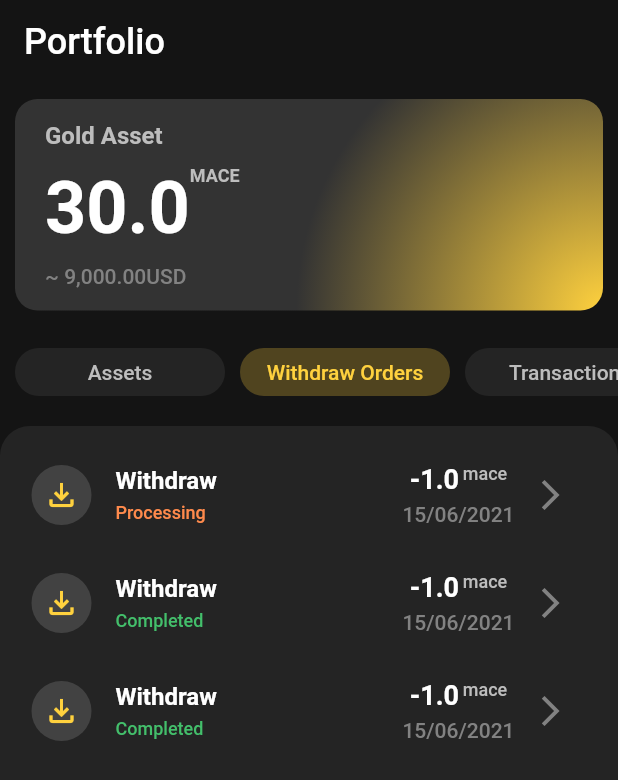
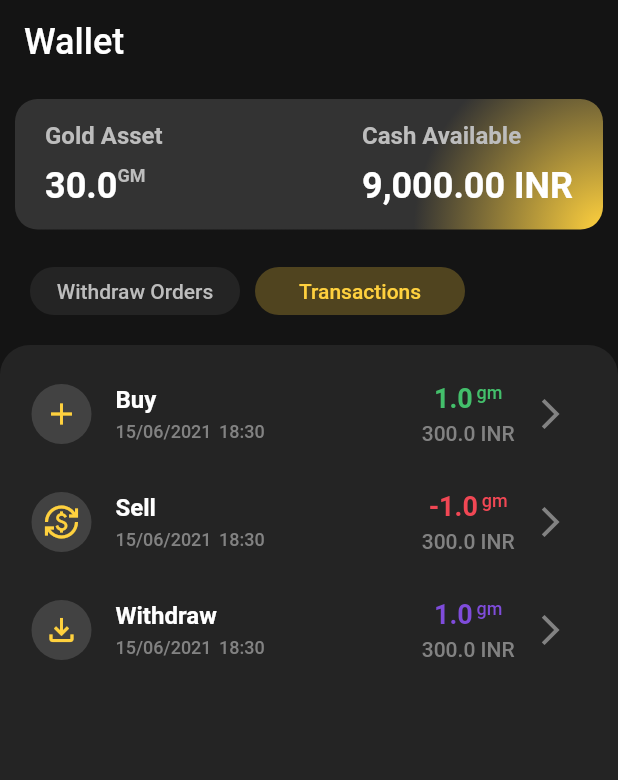
Before and after one commit to Satendra9984/Kanak_Marketplace_App, a Flutter app: the PortfolioHome screen opened directly, swiped to page 2, on a phone screen of 412 x 824 dp. Shown: the top 780 px of the screen. Run offline on Flutter 3.47's test engine with Material 2 defaults, Android fonts, the phone set to English and light mode, and no system bars; our stand-ins replace equatable, flutter_bloc, font_awesome_flutter; missing offline and left inert: amplify_auth_cognito, amplify_flutter.

Commit message:
reiteration1

```diff
--- a/lib/screens/buy/buy_completed.dart
+++ b/lib/screens/buy/buy_completed.dart
@@ -97,15 +97,16 @@ class BuyCompletedScreen extends StatelessWidget {
                     ),
                     const SizedBox(height: 25),
                     RowDetailWidget(
-                        title: 'Tx Type', value: buyOrderDetails.activityName),
+                        title: 'Transaction Type',
+                        value: buyOrderDetails.activityName),
                     const SizedBox(height: 25),
                     RowDetailWidget(
                         title: 'Price',
-                        value: '${buyOrderDetails.price} USD/mace'),
+                        value: '${buyOrderDetails.price} INR/gm'),
                     const SizedBox(height: 25),
                     RowDetailWidget(
                         title: 'Amount',
-                        value: '${buyOrderDetails.quantity} mace'),
+                        value: '${buyOrderDetails.quantity} gm'),
                   ],
                 ),
               ),
@@ -134,9 +135,10 @@ class BuyCompletedScreen extends StatelessWidget {
                     RowDetailWidget(
                         title: 'Equal',
                         value:
-                            '${buyOrderDetails.quantity * buyOrderDetails.price} USD'),
+                            '${buyOrderDetails.quantity * buyOrderDetails.price} INR'),
                     const SizedBox(height: 25),
-                    const RowDetailWidget(title: 'Method', value: 'Cash Wallet'),
+                    const RowDetailWidget(
+                        title: 'Method', value: 'Cash Wallet'),
                   ],
                 ),
               ),
--- a/lib/screens/buy/buy_confirmation.dart
+++ b/lib/screens/buy/buy_confirmation.dart
@@ -68,16 +68,16 @@ class BuyConfirmationScreen extends StatelessWidget {
                       ),
                       const SizedBox(height: 25),
                       RowDetailWidget(
-                          title: 'Tx Type',
+                          title: 'Transaction Type',
                           value: buyOrderDetails.activityName),
                       const SizedBox(height: 25),
                       RowDetailWidget(
                           title: 'Price',
-                          value: '${buyOrderDetails.price} USD/mace'),
+                          value: '${buyOrderDetails.price} INR/gm'),
                       const SizedBox(height: 25),
                       RowDetailWidget(
                           title: 'Amount',
-                          value: '${buyOrderDetails.quantity} mace'),
+                          value: '${buyOrderDetails.quantity} gm'),
                     ],
                   ),
                 ),
@@ -106,7 +106,7 @@ class BuyConfirmationScreen extends StatelessWidget {
                       RowDetailWidget(
                           title: 'Equal',
                           value:
-                              '${buyOrderDetails.quantity * buyOrderDetails.price} USD'),
+                              '${buyOrderDetails.quantity * buyOrderDetails.price} INR'),
                       const SizedBox(height: 25),
                       const RowDetailWidget(
                           title: 'Method', value: 'Cash Wallet'),
--- a/lib/screens/home_screen.dart
+++ b/lib/screens/home_screen.dart
@@ -31,10 +31,7 @@ class _HomeScreenState extends State<HomeScreen> {
       body: PageView(
         physics: const NeverScrollableScrollPhysics(),
         controller: _pageController,
-        children: const [
-          DashboardScreen(),
-          PortfolioHome()
-        ],
+        children: const [DashboardScreen(), PortfolioHome()],
         onPageChanged: (int index) {},
       ),
       floatingActionButton: Container(
@@ -252,7 +249,7 @@ class _HomeScreenState extends State<HomeScreen> {
                   ),
                 ),
                 title: Text(
-                  'Withdraw',
+                  'Convert To Physical Asset',
                   style: TextStyle(
                     color: text500,
                     fontSize: heading2,
--- a/lib/screens/portfolio/portfolio_home.dart
+++ b/lib/screens/portfolio/portfolio_home.dart
@@ -13,7 +13,7 @@ class PortfolioHome extends StatefulWidget {
 }
 
 class _PortfolioHomeState extends State<PortfolioHome> {
-  int _currentTabNumber = 0;
+  int _currentTabNumber = 1;
   late PageController _pageController;
 
   @override
@@ -30,7 +30,7 @@ class _PortfolioHomeState extends State<PortfolioHome> {
         elevation: 0.0,
         backgroundColor: background,
         title: const Text(
-          'Portfolio',
+          'Wallet',
           style: TextStyle(
             color: Colors.white,
             fontSize: 24,
@@ -58,7 +58,11 @@ class _PortfolioHomeState extends State<PortfolioHome> {
                 ],
               ),
             ),
-            child: Column(
+            child: Row(
+              crossAxisAlignment: CrossAxisAlignment.start,
+              mainAxisAlignment: MainAxisAlignment.spaceBetween,
+              children: [
+                Column(
                   crossAxisAlignment: CrossAxisAlignment.start,
                   mainAxisSize: MainAxisSize.min,
                   children: [
@@ -77,13 +81,13 @@ class _PortfolioHomeState extends State<PortfolioHome> {
                         Text(
                           '30.0',
                           style: TextStyle(
-                        fontSize: 48,
+                            fontSize: heading1,
                             color: text500,
                             fontWeight: FontWeight.w600,
                           ),
                         ),
                         Text(
-                      'MACE',
+                          'GM',
                           style: TextStyle(
                             fontSize: caption,
                             color: text400,
@@ -92,14 +96,33 @@ class _PortfolioHomeState extends State<PortfolioHome> {
                         ),
                       ],
                     ),
+                  ],
+                ),
+                Column(
+                  mainAxisAlignment: MainAxisAlignment.start,
+                  crossAxisAlignment: CrossAxisAlignment.start,
+                  mainAxisSize: MainAxisSize.min,
+                  children: [
+                    Text(
+                      'Cash Available',
+                      style: TextStyle(
+                        color: text400,
+                        fontSize: body1,
+                        fontWeight: FontWeight.w600,
+                      ),
+                    ),
+                    // const SizedBox(height: 10),
+
                     const SizedBox(height: 10),
                     Text(
-                  '~ 9,000.00USD',
+                      '9,000.00 INR',
                       style: TextStyle(
-                    color: text300,
-                    fontSize: body2,
-                    fontWeight: FontWeight.w500,
+                        color: text500,
+                        fontSize: heading1,
+                        fontWeight: FontWeight.w600,
                       ),
+                    ),
+                  ],
                 ),
               ],
             ),
@@ -115,39 +138,39 @@ class _PortfolioHomeState extends State<PortfolioHome> {
               mainAxisAlignment: MainAxisAlignment.center,
               crossAxisAlignment: CrossAxisAlignment.center,
               children: [
+                // TabForDashboard(
+                //   currentTabNumber: _currentTabNumber,
+                //   label: 'Assets',
+                //   tabNumber: 0,
+                //   onPressed: () {
+                //     setState(() {
+                //       _currentTabNumber = 0;
+                //     });
+                //     _pageController.jumpToPage(_currentTabNumber);
+                //   },
+                // ),
+                const SizedBox(width: 10),
                 TabForDashboard(
                   currentTabNumber: _currentTabNumber,
-                  label: 'Assets',
+                  label: 'Withdraw Orders',
                   tabNumber: 0,
                   onPressed: () {
                     setState(() {
                       _currentTabNumber = 0;
                     });
-                    _pageController.jumpToPage(_currentTabNumber);
-                  },
-                ),
-                const SizedBox(width: 10),
-                TabForDashboard(
-                  currentTabNumber: _currentTabNumber,
-                  label: 'Withdraw Orders',
-                  tabNumber: 1,
-                  onPressed: () {
-                    setState(() {
-                      _currentTabNumber = 1;
-                    });
-                    _pageController.jumpToPage(_currentTabNumber);
+                    _pageController.jumpToPage(0);
                   },
                 ),
                 const SizedBox(width: 10),
                 TabForDashboard(
                   currentTabNumber: _currentTabNumber,
                   label: 'Transactions',
-                  tabNumber: 2,
+                  tabNumber: 1,
                   onPressed: () {
                     setState(() {
-                      _currentTabNumber = 2;
+                      _currentTabNumber = 1;
                     });
-                    _pageController.jumpToPage(_currentTabNumber);
+                    _pageController.jumpToPage(1);
                   },
                 ),
               ],
@@ -168,7 +191,7 @@ class _PortfolioHomeState extends State<PortfolioHome> {
               child: PageView(
                 controller: _pageController,
                 children: [
-                  PortfolioAssets(),
+                  // PortfolioAssets(),
                   PortfolioWithdrawOrders(),
                   PortfolioTransactions(),
                 ],
--- a/lib/screens/portfolio/portfolio_transactions.dart
+++ b/lib/screens/portfolio/portfolio_transactions.dart
@@ -118,7 +118,7 @@ class PortfolioTransactions extends StatelessWidget {
                             ),
                             const SizedBox(width: 2.5),
                             Text(
-                              'mace',
+                              'gm',
                               style: TextStyle(
                                 color: _getPriceColor(index),
                                 fontSize: caption,
@@ -129,7 +129,7 @@ class PortfolioTransactions extends StatelessWidget {
                         ),
                         const SizedBox(height: 5),
                         Text(
-                          '${_transactionList[index].price} USD',
+                          '${_transactionList[index].price} INR',
                           style: TextStyle(
                             color: text300,
                             fontSize: body2,
--- a/lib/screens/portfolio/portfolio_withdraw_orders.dart
+++ b/lib/screens/portfolio/portfolio_withdraw_orders.dart
@@ -1,4 +1,3 @@
-
 import 'package:flutter/material.dart';
 import 'package:tasvat/utils/app_constants.dart';
 import '../../models/withdraw_orders_model.dart';
@@ -81,7 +80,7 @@ class PortfolioWithdrawOrders extends StatelessWidget {
                             ),
                             const SizedBox(width: 2.5),
                             Text(
-                              'mace',
+                              'gm',
                               style: TextStyle(
                                 color: text400,
                                 fontSize: caption,
--- a/lib/screens/sell/sell_completed_screen.dart
+++ b/lib/screens/sell/sell_completed_screen.dart
@@ -99,15 +99,16 @@ class SellCompletedScreen extends StatelessWidget {
                     ),
                     const SizedBox(height: 25),
                     RowDetailWidget(
-                        title: 'Tx Type', value: buyOrderDetails.activityName),
+                        title: 'Transaction Type',
+                        value: buyOrderDetails.activityName),
                     const SizedBox(height: 25),
                     RowDetailWidget(
                         title: 'Price',
-                        value: '${buyOrderDetails.price} USD/mace'),
+                        value: '${buyOrderDetails.price} INR/gm'),
                     const SizedBox(height: 25),
                     RowDetailWidget(
                         title: 'Amount',
-                        value: '${buyOrderDetails.quantity} mace'),
+                        value: '${buyOrderDetails.quantity} gm'),
                   ],
                 ),
               ),
@@ -136,7 +137,7 @@ class SellCompletedScreen extends StatelessWidget {
                     RowDetailWidget(
                         title: 'Equal',
                         value:
-                            '${buyOrderDetails.quantity * buyOrderDetails.price} USD'),
+                            '${buyOrderDetails.quantity * buyOrderDetails.price} INR'),
                     const SizedBox(height: 25),
                     RowDetailWidget(title: 'Method', value: 'Cash Wallet'),
                   ],
--- a/lib/screens/sell/sell_confirmation.dart
+++ b/lib/screens/sell/sell_confirmation.dart
@@ -69,16 +69,16 @@ class SellConfirmationScreen extends StatelessWidget {
                       ),
                       const SizedBox(height: 25),
                       RowDetailWidget(
-                          title: 'Tx Type',
+                          title: 'Transaction Type',
                           value: buyOrderDetails.activityName),
                       const SizedBox(height: 25),
                       RowDetailWidget(
                           title: 'Price',
-                          value: '${buyOrderDetails.price} USD/mace'),
+                          value: '${buyOrderDetails.price} INR/gm'),
                       const SizedBox(height: 25),
                       RowDetailWidget(
                           title: 'Amount',
-                          value: '${buyOrderDetails.quantity} mace'),
+                          value: '${buyOrderDetails.quantity} gm'),
                     ],
                   ),
                 ),
@@ -107,7 +107,7 @@ class SellConfirmationScreen extends StatelessWidget {
                       RowDetailWidget(
                           title: 'Equal',
                           value:
-                              '${buyOrderDetails.quantity * buyOrderDetails.price} USD'),
+                              '${buyOrderDetails.quantity * buyOrderDetails.price} INR'),
                       const SizedBox(height: 25),
                       const RowDetailWidget(
                           title: 'Method', value: 'Cash Wallet'),
--- a/lib/screens/withdraw/book_confirmation.dart
+++ b/lib/screens/withdraw/book_confirmation.dart
@@ -70,12 +70,12 @@ class BookConfirmationScreen extends StatelessWidget {
                       ),
                       const SizedBox(height: 25),
                       RowDetailWidget(
-                          title: 'Tx Type',
+                          title: 'Transaction Type',
                           value: buyOrderDetails.activityName),
                       const SizedBox(height: 25),
                       RowDetailWidget(
                           title: 'Amount',
-                          value: '${buyOrderDetails.quantity} mace'),
+                          value: '${buyOrderDetails.quantity} gm'),
                     ],
                   ),
                 ),
--- a/lib/screens/withdraw/view_details.dart
+++ b/lib/screens/withdraw/view_details.dart
@@ -49,7 +49,7 @@ class ViewBookingDetailsScreen extends StatelessWidget {
                   Container(
                     margin: const EdgeInsets.symmetric(horizontal: 15),
                     child: Text(
-                      'Expired In 72 hours',
+                      'Expire On ${buyOrderDetails.date}',
                       style: TextStyle(
                         fontSize: title,
                         color: text500,
@@ -82,12 +82,12 @@ class ViewBookingDetailsScreen extends StatelessWidget {
                         ),
                         const SizedBox(height: 25),
                         RowDetailWidget(
-                            title: 'Tx Type',
+                            title: 'Transaction Type',
                             value: buyOrderDetails.activityName),
                         const SizedBox(height: 25),
                         RowDetailWidget(
                             title: 'Amount',
-                            value: '${buyOrderDetails.quantity} mace'),
+                            value: '${buyOrderDetails.quantity} gm'),
                       ],
                     ),
                   ),
--- a/lib/screens/withdraw/withdraw_assets.dart
+++ b/lib/screens/withdraw/withdraw_assets.dart
@@ -38,7 +38,7 @@ class WithdrawAssets extends StatelessWidget {
 
               /// buy amount
               Text(
-                'Sell Amount',
+                'Convert',
                 style: TextStyle(
                   fontSize: body2,
                   color: text300,
@@ -187,7 +187,7 @@ class WithdrawAssets extends StatelessWidget {
                                       MaterialPageRoute(
                                         builder: (ctx) => SelectTimeAndVendor(
                                           buyOrderDetails: Transaction(
-                                            activityName: 'Sell',
+                                            activityName: 'Convert',
                                             quantity: double.parse(
                                                 _textEditingController.text),
                                             date: '28/01/2023',
```
Also changed, not shown: lib/screens/buy/buy_assets.dart (+111 -13 lines). Lines whose indentation alone changed are shown as unchanged.
